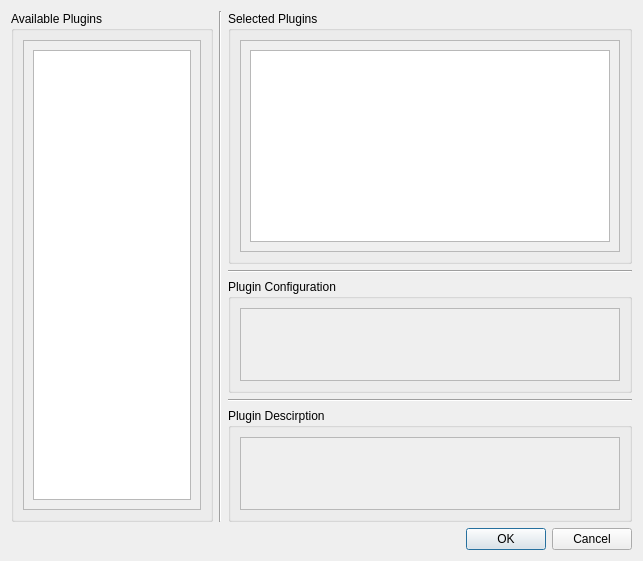
This is src/app/comms_champion/ui/PluginConfigDialog.ui in commschamp/comms_champion as Qt 5 draws it before an edit. The edited form follows.
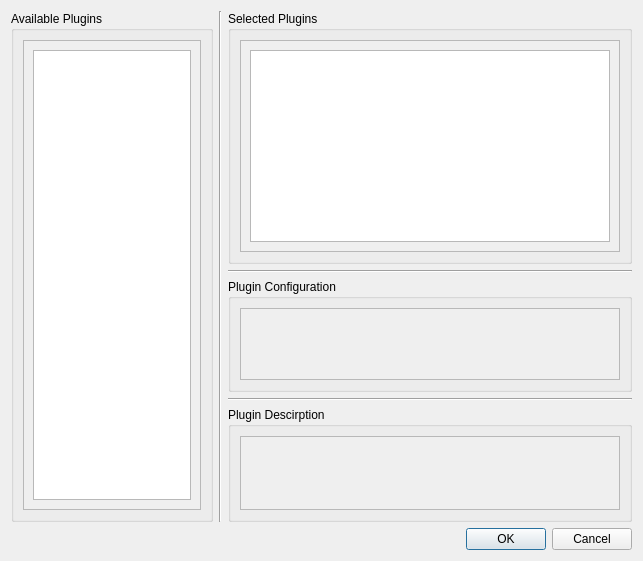
This is the edited form.

Commit message: Implemented search filtering for available plugins.

```diff
--- a/src/app/comms_champion/ui/PluginConfigDialog.ui
+++ b/src/app/comms_champion/ui/PluginConfigDialog.ui
@@ -151,19 +151,28 @@
                <height>76</height>
               </rect>
              </property>
+             <layout class="QVBoxLayout" name="verticalLayout_5">
+              <item>
              <widget class="QLabel" name="m_descLabel">
-              <property name="geometry">
-               <rect>
-                <x>30</x>
-                <y>40</y>
-                <width>67</width>
-                <height>17</height>
-               </rect>
-              </property>
               <property name="text">
                <string/>
               </property>
              </widget>
+              </item>
+              <item>
+               <spacer name="verticalSpacer">
+                <property name="orientation">
+                 <enum>Qt::Vertical</enum>
+                </property>
+                <property name="sizeHint" stdset="0">
+                 <size>
+                  <width>20</width>
+                  <height>40</height>
+                 </size>
+                </property>
+               </spacer>
+              </item>
+             </layout>
             </widget>
            </widget>
           </item>
```
Left out of the diff: 7 changed lines with no effect on the pictures. Lines whose indentation alone changed are shown as unchanged. The commit also changes 4 other files.
